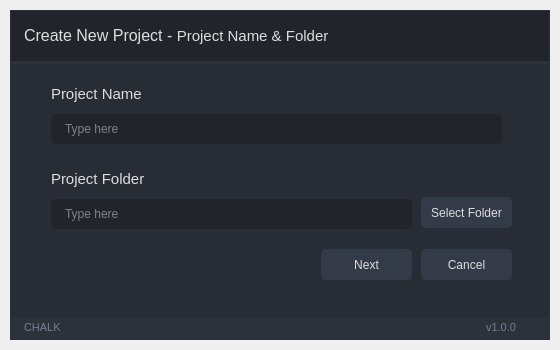
The window that designs/project_name.ui (HYOJAE15/CHALK) describes before a commit, drawn with Qt 5.
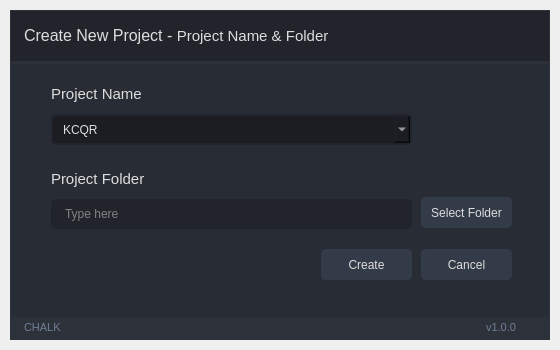
The same window after the commit. Icons and pictures are not drawn.

```diff
--- a/designs/project_name.ui
+++ b/designs/project_name.ui
@@ -993,32 +993,7 @@
                     </rect>
                    </property>
                    <property name="text">
-                    <string>Next</string>
-                   </property>
-                  </widget>
-                  <widget class="QLineEdit" name="lineProjectName">
-                   <property name="geometry">
-                    <rect>
-                     <x>40</x>
-                     <y>50</y>
-                     <width>451</width>
-                     <height>30</height>
-                    </rect>
-                   </property>
-                   <property name="minimumSize">
-                    <size>
-                     <width>0</width>
-                     <height>30</height>
-                    </size>
-                   </property>
-                   <property name="styleSheet">
-                    <string notr="true">background-color: rgb(33, 37, 43);</string>
-                   </property>
-                   <property name="text">
-                    <string/>
-                   </property>
-                   <property name="placeholderText">
-                    <string>Type here</string>
+                    <string>Create</string>
                    </property>
                   </widget>
                   <widget class="QLineEdit" name="lineFolder">
@@ -1046,6 +1021,31 @@
                     <string>Type here</string>
                    </property>
                   </widget>
+                  <widget class="QComboBox" name="datasetComboBox">
+                   <property name="geometry">
+                    <rect>
+                     <x>40</x>
+                     <y>50</y>
+                     <width>361</width>
+                     <height>31</height>
+                    </rect>
+                   </property>
+                   <item>
+                    <property name="text">
+                     <string>KCQR</string>
+                    </property>
+                   </item>
+                   <item>
+                    <property name="text">
+                     <string>Harbor2k</string>
+                    </property>
+                   </item>
+                   <item>
+                    <property name="text">
+                     <string>UOSCD</string>
+                    </property>
+                   </item>
+                  </widget>
                  </widget>
                 </item>
                </layout>
```
